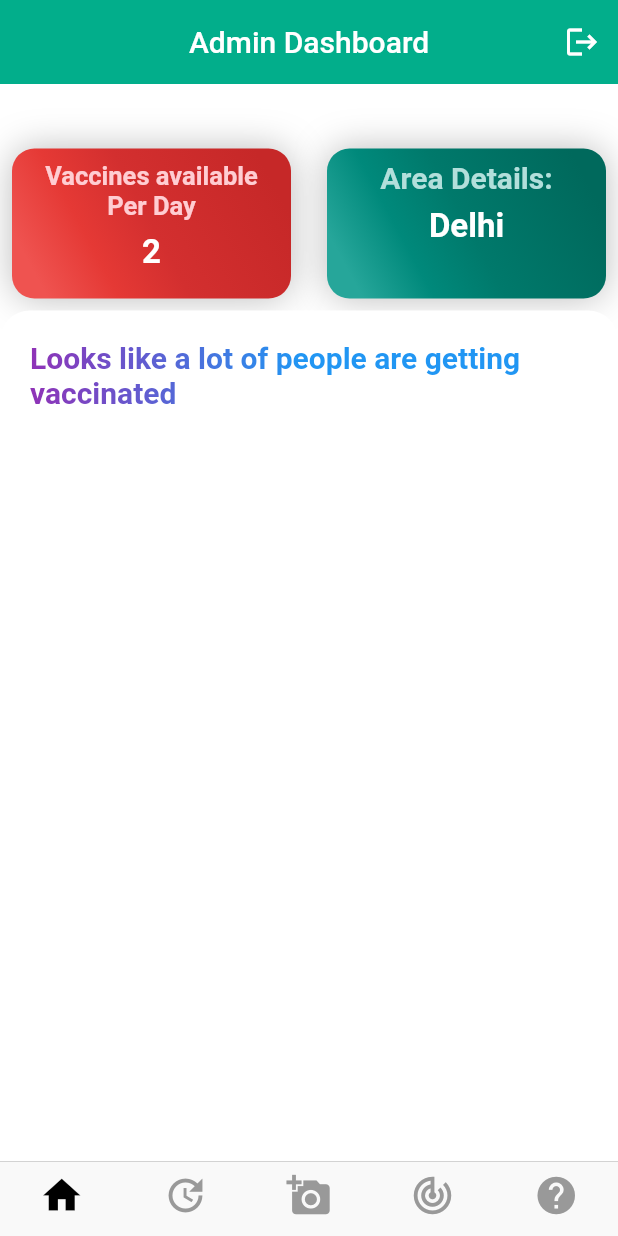
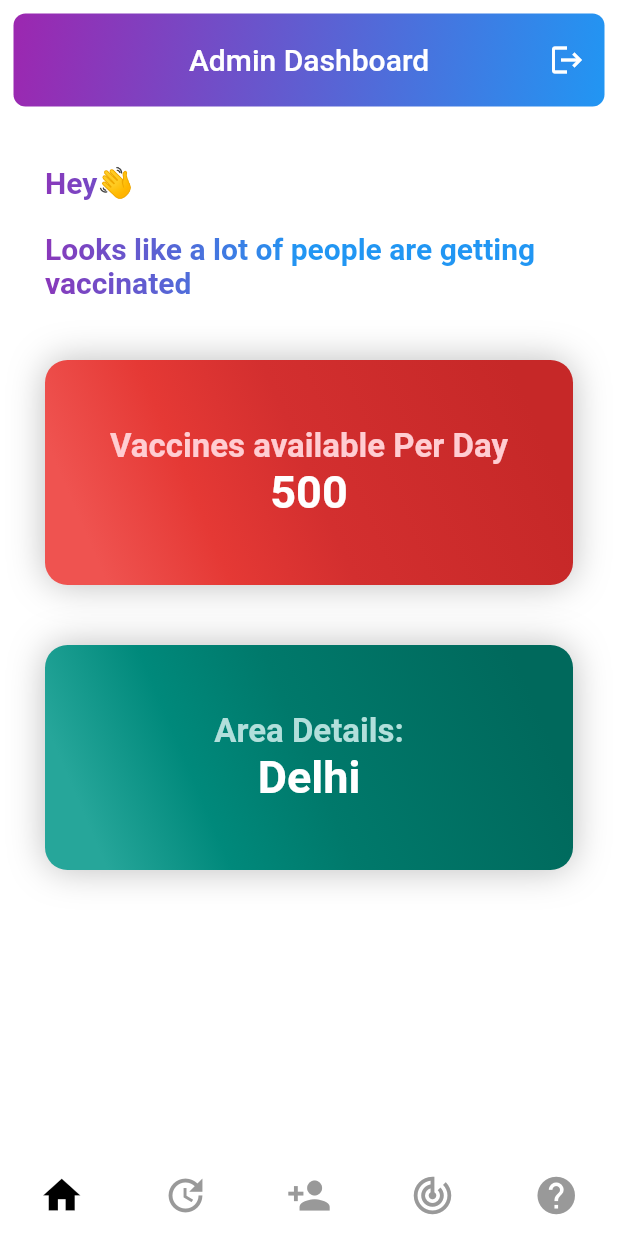
Before and after one commit to thisisNaman/covid19-VijayApp, a Flutter app: the Admin screen opened directly, on a phone screen of 412 x 824 dp. Run offline on Flutter 3.47's test engine with Material 2 defaults, Android fonts, the phone set to English and light mode, and no system bars; our stand-ins replace firebase_auth, firebase_core, google_fonts, image_picker, pie_chart and 1 more; missing offline and left inert: dart:ffi, flutter_dialogflow; accounts and stored records are empty; project files that could hold a hidden picture were left out.

Commit message:
minor UI changes

```diff
--- a/lib/screens/admin.dart
+++ b/lib/screens/admin.dart
@@ -50,18 +50,16 @@ class _AdminState extends State<Admin> {
         physics: NeverScrollableScrollPhysics(),
       ),
       bottomNavigationBar: CupertinoTabBar(
+        backgroundColor: Colors.white,
+        border: Border.all(color: Colors.white),
+        iconSize: 30.0,
         currentIndex: pageIndex,
         onTap: onTap,
         activeColor: Colors.black,
         items: [
           BottomNavigationBarItem(icon: Icon(Icons.home)),
-          BottomNavigationBarItem(
-            icon: Icon(Icons.update_outlined),
-          ),
-          BottomNavigationBarItem(
-              icon: Icon(
-            Icons.add_a_photo,
-          )),
+          BottomNavigationBarItem(icon: Icon(Icons.update_outlined)),
+          BottomNavigationBarItem(icon: Icon(Icons.person_add)),
           BottomNavigationBarItem(icon: Icon(Icons.track_changes)),
           BottomNavigationBarItem(icon: Icon(Icons.help)),
         ],
--- a/lib/screens/admin_dashboard.dart
+++ b/lib/screens/admin_dashboard.dart
@@ -1,3 +1,5 @@
+import 'dart:ffi';
+
 import 'package:covid_vijay_app/screens/admin_login.dart';
 import 'package:covid_vijay_app/services/auth.dart';
 
@@ -30,14 +32,27 @@ class _AdminDashboardState extends State<AdminDashboard> {
 
   @override
   Widget build(BuildContext context) {
-    return Scaffold(
+    return SafeArea(
+      child: Scaffold(
         appBar: AppBar(
-        backgroundColor: Color(0xff02AE8B),
+          toolbarHeight: 80,
+          backgroundColor: Colors.white,
           elevation: 0,
+          flexibleSpace: Container(
+            margin: EdgeInsets.all(9.0),
+            decoration: BoxDecoration(
+                borderRadius: BorderRadius.circular(8.0),
+                gradient: LinearGradient(
+                    begin: Alignment.topLeft,
+                    end: Alignment.bottomRight,
+                    colors: <Color>[g1, g2])),
+          ),
+
           title: Text('Admin Dashboard'),
           centerTitle: true,
           actions: [
             IconButton(
+              padding: EdgeInsets.all(22.0),
               icon: Icon(Icons.logout),
               onPressed: () async {
                 await Authentication().signOut();
@@ -56,17 +71,35 @@ class _AdminDashboardState extends State<AdminDashboard> {
           constraints: BoxConstraints.expand(),
           child: ListView(
             children: [
+              Padding(
+                padding: const EdgeInsets.all(30.0),
+                child: Column(
+                  mainAxisAlignment: MainAxisAlignment.spaceBetween,
+                  crossAxisAlignment: CrossAxisAlignment.start,
+                  children: [
+                    Text(
+                      'Hey👋',
+                      style: GoogleFonts.varelaRound(
+                          foreground: Paint()..shader = linearGradient,
+                          fontSize: 20.0,
+                          fontWeight: FontWeight.bold),
+                    ),
                     SizedBox(
-              height: 35,
+                      height: 20.0,
                     ),
-            Padding(
-              padding: const EdgeInsets.all(8.0),
-              child: Row(
-                mainAxisAlignment: MainAxisAlignment.spaceBetween,
-                children: [
+                    Text(
+                      'Looks like a lot of people are getting vaccinated',
+                      style: GoogleFonts.varelaRound(
+                          foreground: Paint()..shader = linearGradient,
+                          fontSize: 20.0,
+                          fontWeight: FontWeight.bold),
+                    ),
+                    SizedBox(
+                      height: 40.0,
+                    ),
                     Container(
-                    height: 100,
-                    width: MediaQuery.of(context).size.width / 2 - 20,
+                      height: 150,
+                      width: MediaQuery.of(context).size.width - 20,
                       decoration: BoxDecoration(
                           gradient: LinearGradient(
                             begin: Alignment.topRight,
@@ -84,32 +117,33 @@ class _AdminDashboardState extends State<AdminDashboard> {
                           ],
                           borderRadius: BorderRadius.circular(15)),
                       child: Column(
+                        mainAxisAlignment: MainAxisAlignment.center,
                         children: [
-                        Padding(
-                          padding: const EdgeInsets.all(8.0),
-                          child: Text(
+                          Text(
                             'Vaccines available Per Day ',
                             style: TextStyle(
                                 color: Colors.red[100],
-                                fontSize: 17,
+                                fontSize: 22,
                                 fontWeight: FontWeight.bold),
                             textAlign: TextAlign.center,
                           ),
-                        ),
                           Text(
-                          '2',
+                            '500',
                             style: TextStyle(
                                 color: Colors.white,
-                              fontSize: 22,
+                                fontSize: 30,
                                 fontWeight: FontWeight.bold),
                             textAlign: TextAlign.center,
                           )
                         ],
                       ),
                     ),
+                    SizedBox(
+                      height: 40.0,
+                    ),
                     Container(
-                    height: 100,
-                    width: MediaQuery.of(context).size.width / 2 - 20,
+                      height: 150,
+                      width: MediaQuery.of(context).size.width - 20,
                       decoration: BoxDecoration(
                           gradient: LinearGradient(
                             begin: Alignment.topRight,
@@ -127,23 +161,21 @@ class _AdminDashboardState extends State<AdminDashboard> {
                           ],
                           borderRadius: BorderRadius.circular(15)),
                       child: Column(
+                        mainAxisAlignment: MainAxisAlignment.center,
                         children: [
-                        Padding(
-                          padding: const EdgeInsets.all(8.0),
-                          child: Text(
+                          Text(
                             'Area Details:',
                             style: TextStyle(
                                 color: Colors.teal[100],
-                                fontSize: 20,
+                                fontSize: 22,
                                 fontWeight: FontWeight.bold),
                             textAlign: TextAlign.center,
-                          ),
                           ),
                           Text(
                             'Delhi',
                             style: TextStyle(
                                 color: Colors.white,
-                              fontSize: 22,
+                                fontSize: 30,
                                 fontWeight: FontWeight.bold),
                             textAlign: TextAlign.center,
                           )
@@ -153,61 +185,13 @@ class _AdminDashboardState extends State<AdminDashboard> {
                   ],
                 ),
               ),
-            Container(
-              decoration: BoxDecoration(
-                color: Colors.white,
-                borderRadius: BorderRadius.circular(20.0),
-              ),
-              padding: EdgeInsets.all(20.0),
-              child: Text(
-                'Looks like a lot of people are getting vaccinated',
-                style: GoogleFonts.varelaRound(
-                    foreground: Paint()..shader = linearGradient,
-                    fontSize: 20.0,
-                    fontWeight: FontWeight.bold),
-              ),
-            ),
-
-
               SizedBox(
                 height: 50,
               ),
-
             ],
           ),
         ),
-
+      ),
     );
   }
 }
-
-// void _showAlert(BuildContext context, String text) {
-//   showDialog(
-//       context: context,
-//       builder: (context) {
-//         return Dialog(
-//           child: Container(
-//             height: 100,
-//             width: 100,
-//             child: Column(
-//               children: [
-//                 IconButton(
-//                   icon: Icon(Icons.close),
-//                   onPressed: () {
-//                     Navigator.pop(context);
-//                   },
-//                 ),
-//                 Padding(
-//                   padding: const EdgeInsets.all(8.0),
-//                   child: Center(
-//                       child: Text(
-//                     text,
-//                     style: TextStyle(fontWeight: FontWeight.bold),
-//                   )),
-//                 ),
-//               ],
-//             ),
-//           ),
-//         );
-//       });
-// }
```
Also changed, not shown: lib/screens/add_person.dart (+28 -19 lines), lib/screens/admin_login.dart (+1 -8 lines), lib/screens/chatbot.dart (+17 -3 lines), lib/screens/update_vaccination_status.dart (+38 -15 lines), lib/screens/vaccines_dispatched.dart (+69 -38 lines), 1 other file. Lines whose indentation alone changed are shown as unchanged.
